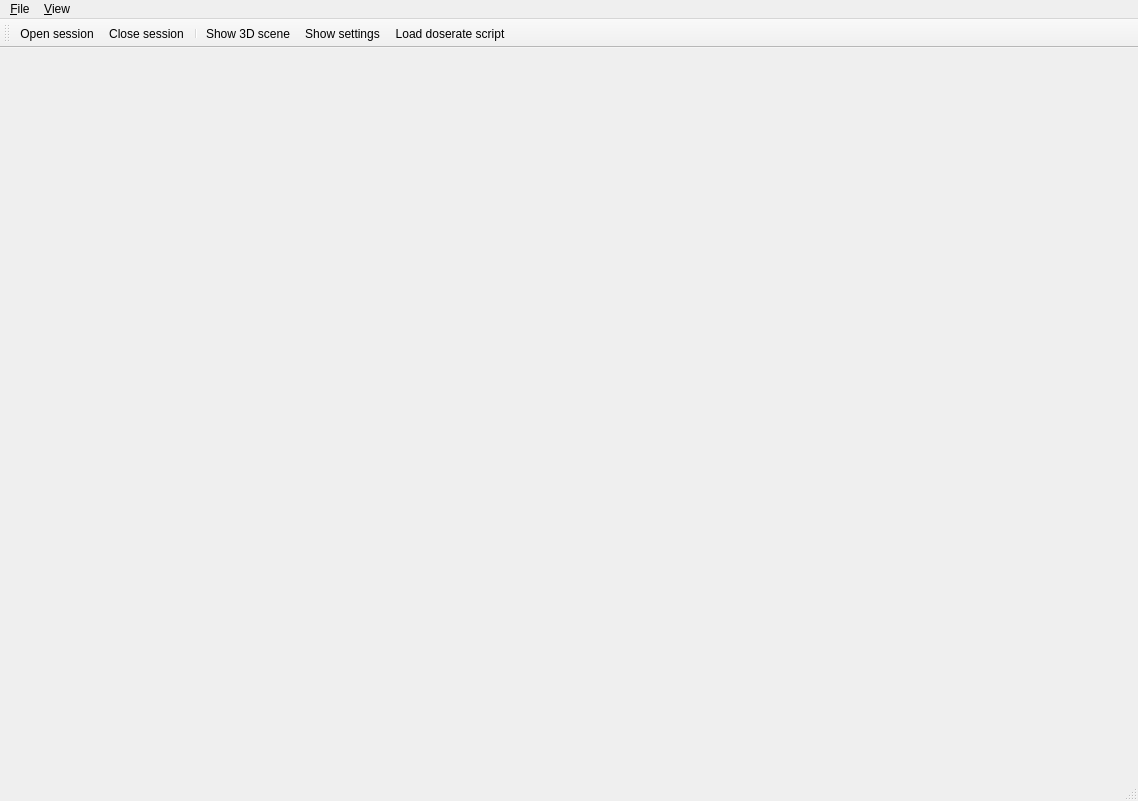
First picture: the form in gamman3d.ui, repository bytting/gamma-viewer-3d, before the edit.
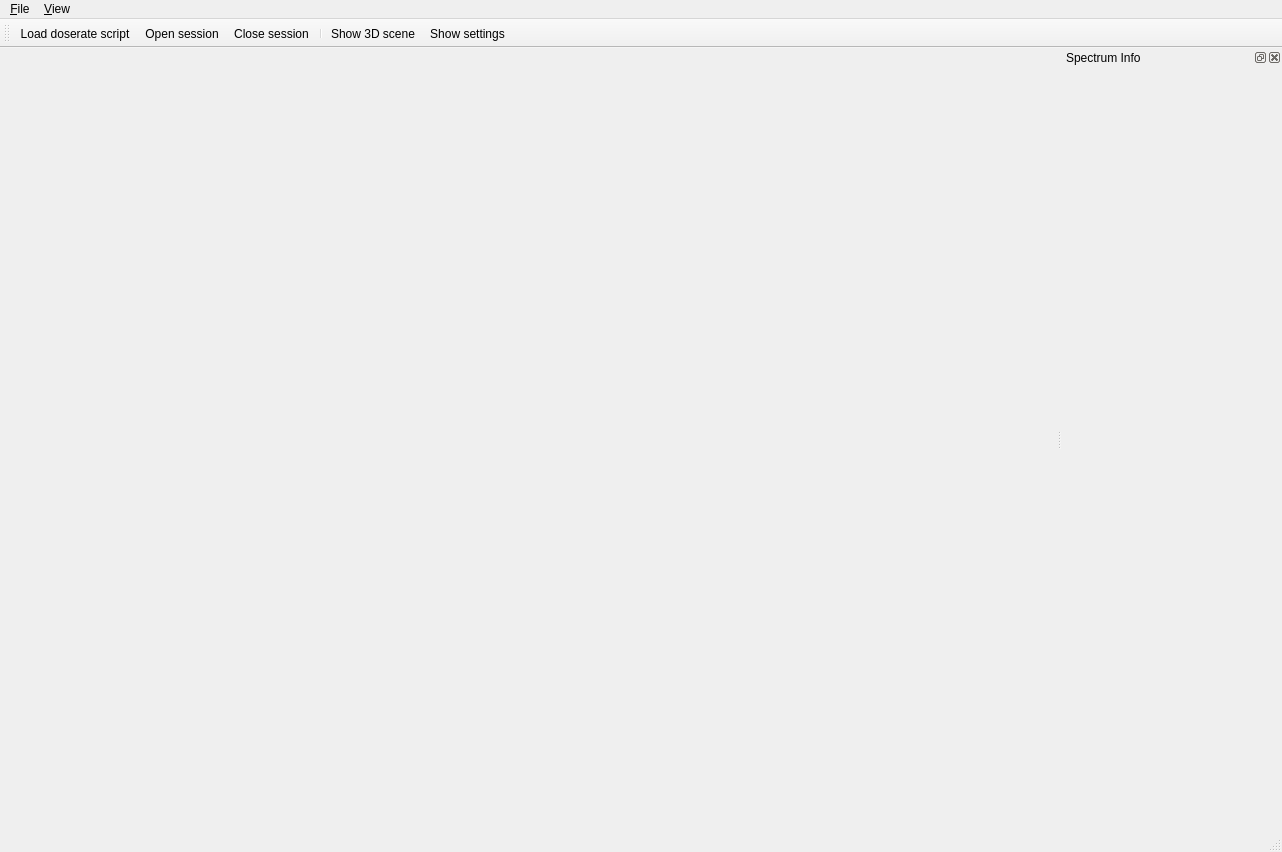
Second picture: the form after the edit. Icons and pictures are not drawn.

Commit message: Added docking window

What changed in the file:
```diff
--- a/gamman3d.ui
+++ b/gamman3d.ui
@@ -6,8 +6,8 @@
    <rect>
     <x>0</x>
     <y>0</y>
-    <width>1138</width>
-    <height>801</height>
+    <width>1282</width>
+    <height>852</height>
    </rect>
   </property>
   <property name="windowTitle">
@@ -68,7 +68,7 @@
     <rect>
      <x>0</x>
      <y>0</y>
-     <width>1138</width>
+     <width>1282</width>
      <height>33</height>
     </rect>
    </property>
@@ -102,12 +102,63 @@
    <attribute name="toolBarBreak">
     <bool>false</bool>
    </attribute>
+   <addaction name="actionLoadDoserateScript"/>
    <addaction name="actionOpenSession"/>
    <addaction name="actionCloseSession"/>
    <addaction name="separator"/>
    <addaction name="actionShowScene"/>
    <addaction name="actionShowSettings"/>
-   <addaction name="actionLoadDoserateScript"/>
+  </widget>
+  <widget class="QDockWidget" name="dockInfo">
+   <property name="minimumSize">
+    <size>
+     <width>220</width>
+     <height>116</height>
+    </size>
+   </property>
+   <property name="floating">
+    <bool>false</bool>
+   </property>
+   <property name="allowedAreas">
+    <set>Qt::LeftDockWidgetArea|Qt::RightDockWidgetArea</set>
+   </property>
+   <property name="windowTitle">
+    <string>Spectrum Info</string>
+   </property>
+   <attribute name="dockWidgetArea">
+    <number>2</number>
+   </attribute>
+   <widget class="QWidget" name="dockWidgetContents">
+    <layout class="QVBoxLayout" name="verticalLayout">
+     <item>
+      <widget class="QLabel" name="labelSpectrumId">
+       <property name="text">
+        <string/>
+       </property>
+      </widget>
+     </item>
+     <item>
+      <widget class="QLabel" name="labelLatitude">
+       <property name="text">
+        <string/>
+       </property>
+      </widget>
+     </item>
+     <item>
+      <spacer name="verticalSpacer">
+       <property name="orientation">
+        <enum>Qt::Vertical</enum>
+       </property>
+       <property name="sizeHint" stdset="0">
+        <size>
+         <width>20</width>
+         <height>657</height>
+        </size>
+       </property>
+      </spacer>
+     </item>
+    </layout>
+   </widget>
   </widget>
   <action name="actionOpenSession">
    <property name="icon">
```
The commit also changes 2 other files.
